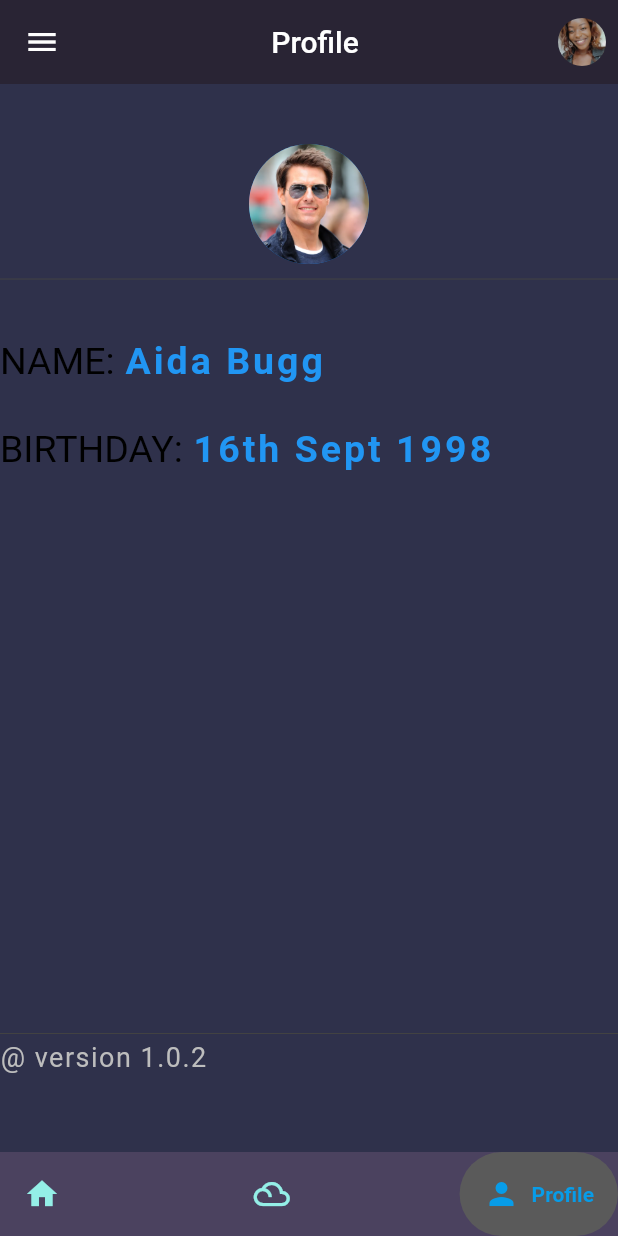
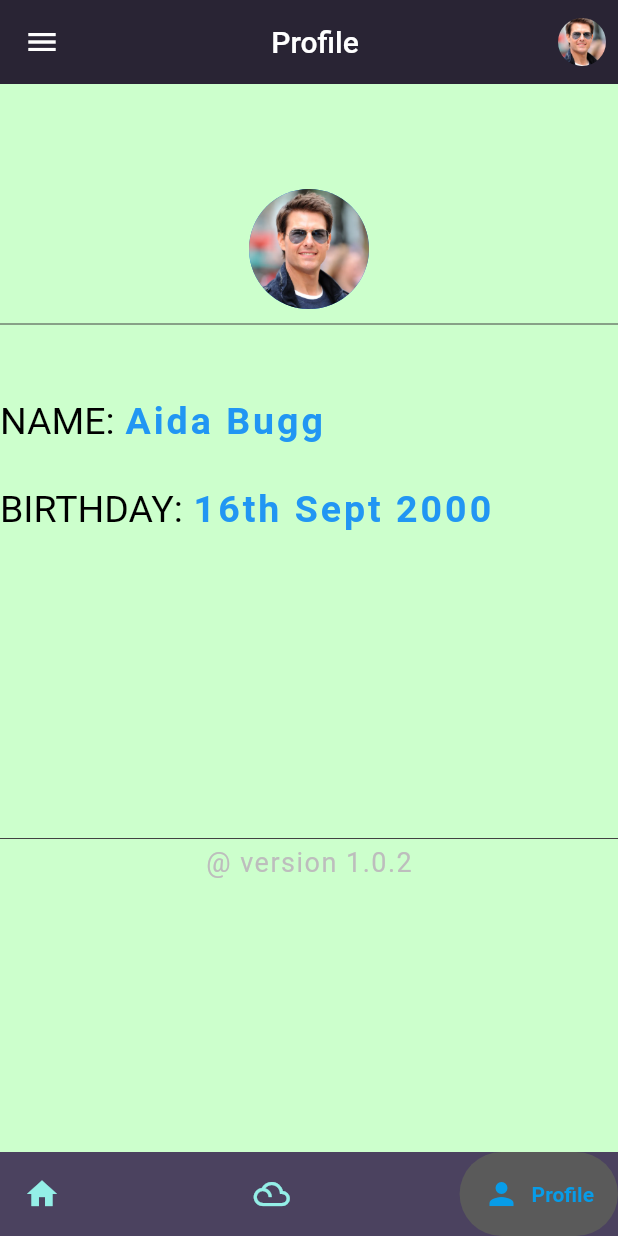
Before and after one commit to ninahonyango/Weather-App, a Flutter app: the screen it shows after launch, item 3 of the bottom bar chosen, on a phone screen of 412 x 824 dp. Run offline on Flutter 3.47's test engine with Material 2 defaults, Android fonts, the phone set to English and light mode, and no system bars; drawn by our look-alikes of google_nav_bar; our stand-ins replace animated_splash_screen, font_awesome_flutter, geolocator; network calls fail.

Commit message:
latest commit

```diff
--- a/lib/homepage.dart
+++ b/lib/homepage.dart
@@ -95,7 +95,7 @@ class _HomePageState extends State<HomePage> {
           IconButton(
             onPressed: () {},
             icon: const CircleAvatar(
-              backgroundImage: AssetImage('assets/nina1.jpeg'),
+              backgroundImage: AssetImage('assets/Tom.webp'),
               backgroundColor: Colors.black26,
             )
           )
--- a/lib/profile.dart
+++ b/lib/profile.dart
@@ -16,7 +16,9 @@ class _ProfileState extends State<Profile> {
 
     return SafeArea(
       child: Scaffold(
-        backgroundColor: Color(0xEE2D2F49),
+
+        backgroundColor: Color.fromARGB(255, 204, 255, 204),
+
         // appBar: AppBar(
         //     backgroundColor: Colors.deepPurple[300],
         //     elevation: 4,
@@ -29,7 +31,7 @@ class _ProfileState extends State<Profile> {
           child: Column(
             crossAxisAlignment: CrossAxisAlignment.start,
             children: <Widget>[
-              SizedBox(height: 40.0,),
+              SizedBox(height: 70.0,),
 
               const Center(
                 child: CircleAvatar(
@@ -45,7 +47,7 @@ class _ProfileState extends State<Profile> {
               ),
 
               //name
-              SizedBox(height: 30.0,),
+              SizedBox(height: 40.0,),
               Row(
                 children: [
                   Text(
@@ -83,7 +85,7 @@ class _ProfileState extends State<Profile> {
                   ),
 
                   Text(
-                    '16th Sept 1998',
+                    '16th Sept 2000',
                     style: TextStyle(
                       color: Colors.blue,
                       letterSpacing: 2.0,
@@ -93,7 +95,7 @@ class _ProfileState extends State<Profile> {
                   ),
                 ],
               ),
-              SizedBox(height: 370.0),
+              SizedBox(height: 200.0),
 
 
               Divider(
@@ -102,12 +104,16 @@ class _ProfileState extends State<Profile> {
               ),
 
               //Version
-              Text(
+              Container(
+                child: Center(
+                  child: Text(
                     '@ version 1.0.2',
                     style: TextStyle(
                       color: Colors.grey[400],
                       fontSize: 18.0,
                       letterSpacing: 1.0,
+                    ),
+                  ),
                 ),
               )
             ],
```
Also changed, not shown: lib/home2.dart (+10 -2 lines), lib/main.dart (+0 -30 lines), lib/models.dart (+11 -97 lines), lib/weather.dart (+9 -3 lines), pubspec.lock. Lines whose indentation alone changed are shown as unchanged.
